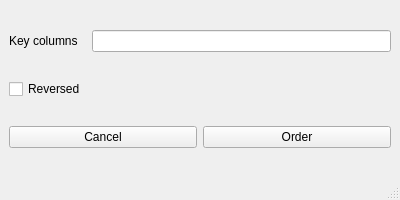
Old version of the form res/ui/order-window.ui in the repository stefanbenderskiy/Table-Wizard.
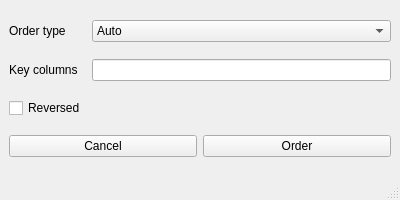
New version of the form.

Diff of the .ui file:
```diff
--- a/res/ui/order-window.ui
+++ b/res/ui/order-window.ui
@@ -21,21 +21,28 @@
   </property>
   <widget class="QWidget" name="centralwidget">
    <layout class="QGridLayout" name="gridLayout">
-    <item row="0" column="2">
+    <item row="2" column="1">
+     <widget class="QCheckBox" name="reversed_check_box">
+      <property name="text">
+       <string>Reversed</string>
+      </property>
+     </widget>
+    </item>
+    <item row="1" column="2">
      <widget class="QLineEdit" name="keys_edit">
       <property name="text">
        <string/>
       </property>
      </widget>
     </item>
-    <item row="0" column="1">
+    <item row="1" column="1">
      <widget class="QLabel" name="keys_label">
       <property name="text">
        <string>Key columns</string>
       </property>
      </widget>
     </item>
-    <item row="2" column="1" colspan="2">
+    <item row="3" column="1" colspan="2">
      <layout class="QHBoxLayout" name="horizontalLayout">
       <item>
        <widget class="QPushButton" name="cancel_button">
@@ -53,13 +60,42 @@
       </item>
      </layout>
     </item>
-    <item row="1" column="1">
-     <widget class="QCheckBox" name="reversed_check_box">
+    <item row="0" column="1">
+     <widget class="QLabel" name="order_type_label">
       <property name="text">
-       <string>Reversed</string>
+       <string>Order type</string>
       </property>
      </widget>
     </item>
+    <item row="0" column="2">
+     <widget class="QComboBox" name="order_type_combo_box">
+      <item>
+       <property name="text">
+        <string>Auto</string>
+       </property>
+      </item>
+      <item>
+       <property name="text">
+        <string>Integer</string>
+       </property>
+      </item>
+      <item>
+       <property name="text">
+        <string>Float</string>
+       </property>
+      </item>
+      <item>
+       <property name="text">
+        <string>Lenght</string>
+       </property>
+      </item>
+      <item>
+       <property name="text">
+        <string>String</string>
+       </property>
+      </item>
+     </widget>
+    </item>
    </layout>
   </widget>
   <widget class="QMenuBar" name="menubar">
```
